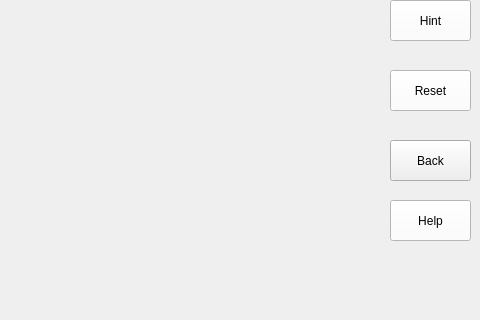
First picture: the form in basicmodewindow.ui, repository hero919/ImagesMatching, before the edit; both pictures show x 320 to 800 and y 150 to 470 of the 800 by 600 pixel window.
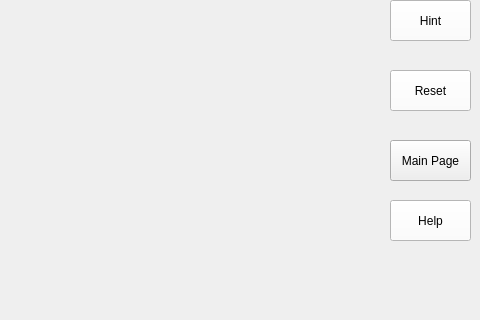
Second picture: the form after the edit. Icons and pictures are not drawn.

```diff
--- a/basicmodewindow.ui
+++ b/basicmodewindow.ui
@@ -130,7 +130,7 @@
      </rect>
     </property>
     <property name="text">
-     <string>Back</string>
+     <string>Main Page</string>
     </property>
    </widget>
   </widget>
```
